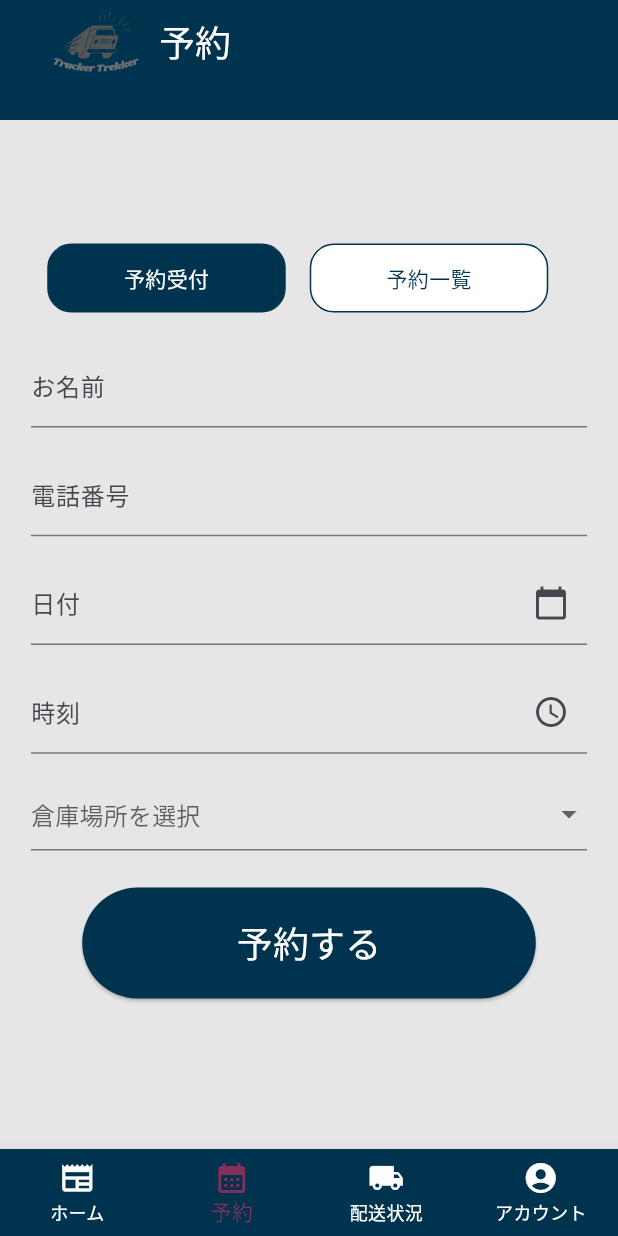
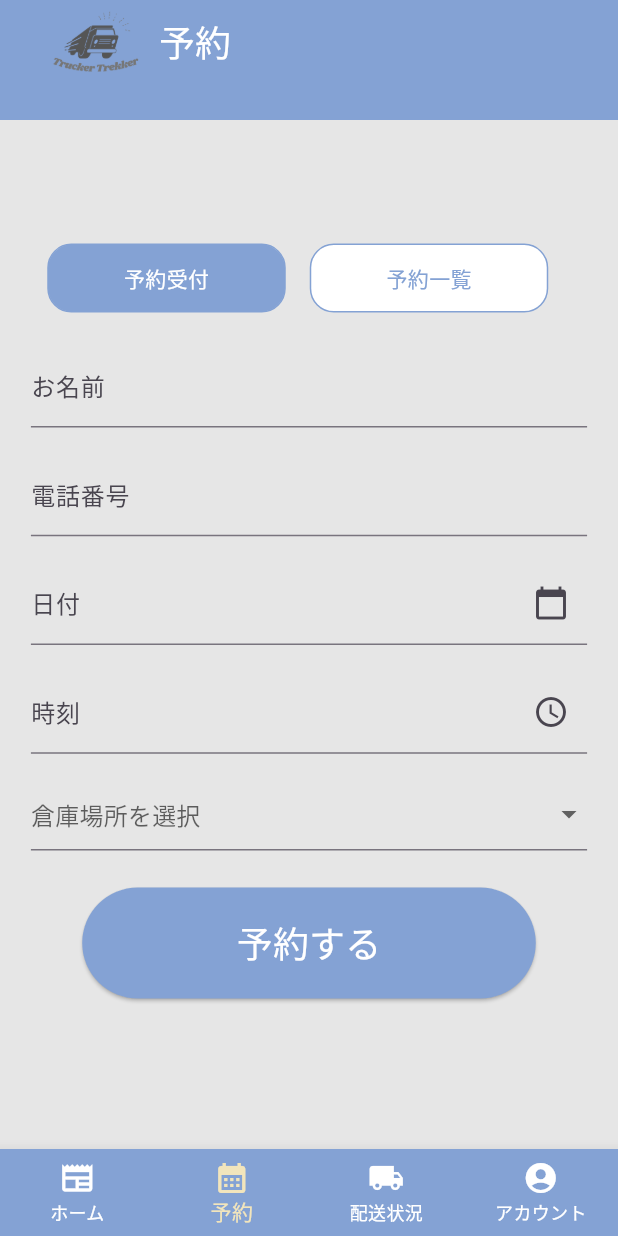
Before and after one commit to IH41jp-ac-hal/TTT, a Flutter app: the MyStatefulWidget screen opened directly, item 2 of the bottom bar chosen, on a phone screen of 412 x 824 dp. Run offline on Flutter 3.47's test engine with Material 3 defaults, Android fonts, the phone set to English and light mode, and no system bars; our stand-ins replace image_picker.

Commit message:
WIP 画面配色変更中

```diff
--- a/lib/screens/EditAccount.dart
+++ b/lib/screens/EditAccount.dart
@@ -46,7 +46,7 @@ class _EditAccountScreenState extends State<EditAccountScreen> {
         preferredSize: Size.fromHeight(80.0), // AppBarの高さをここで指定します
         child: AppBar(
           title: Text('プロフィール編集', style: TextStyle(color: Colors.white)),
-          backgroundColor: Color(0xFF00334d),
+          backgroundColor: Color(0xFF84a2d4),
         ),
       ),
       body: Padding(
@@ -111,7 +111,7 @@ class _EditAccountScreenState extends State<EditAccountScreen> {
               },
               child: Text(
                 '保存',
-                style: TextStyle(color: Color(0xFF00334d)),
+                style: TextStyle(color: Color(0xFF84a2d4)),
               ),
             ),
           ],
--- a/lib/screens/HomePage.dart
+++ b/lib/screens/HomePage.dart
@@ -29,7 +29,7 @@ class HomePageScreen extends StatelessWidget {
 
     return Scaffold(
       appBar: PreferredSize(
-        preferredSize: Size.fromHeight(80.0), // AppBarの高さをここで指定します
+        preferredSize: Size.fromHeight(80.0), // AppBairの高さをここで指定します
         child: AppBar(
           title: Row(
             children: [
@@ -51,7 +51,7 @@ class HomePageScreen extends StatelessWidget {
               ),
             ],
           ),
-          backgroundColor: Color(0xFF00334d),
+          backgroundColor: Color(0xFF84a2d4),
           actions: <Widget>[
             Padding(
               padding: const EdgeInsets.all(16.0),
--- a/lib/screens/Information.dart
+++ b/lib/screens/Information.dart
@@ -88,7 +88,7 @@ class _InformationScreenState extends State<InformationScreen> {
                 ),
               ],
             ),
-            backgroundColor: Color(0xFF00334d),
+            backgroundColor: Color(0xFF84a2d4),
             actions: <Widget>[
               Padding(
                 padding: EdgeInsets.only(
--- a/lib/screens/Reservation.dart
+++ b/lib/screens/Reservation.dart
@@ -76,7 +76,7 @@ class _ReservationScreenState extends State<ReservationScreen> {
               ),
             ],
           ),
-          backgroundColor: Color(0xFF00334d),
+          backgroundColor: Color(0xFF84a2d4),
         ),
       ),
       body: Column(
@@ -96,10 +96,10 @@ class _ReservationScreenState extends State<ReservationScreen> {
                   child: Container(
                     decoration: BoxDecoration(
                       color: _isReservationSelected
-                          ? Color(0xFF00334d)
+                          ? Color(0xFF84a2d4)
                           : Colors.white,
                       borderRadius: BorderRadius.circular(16.0),
-                      border: Border.all(color: Color(0xFF00334d)),
+                      border: Border.all(color: Color(0xFF84a2d4)),
                     ),
                     padding:
                         EdgeInsets.symmetric(vertical: 12.0, horizontal: 50.0),
@@ -108,7 +108,7 @@ class _ReservationScreenState extends State<ReservationScreen> {
                       style: TextStyle(
                         color: _isReservationSelected
                             ? Colors.white
-                            : Color(0xFF00334d),
+                            : Color(0xFF84a2d4),
                       ),
                     ),
                   ),
@@ -123,10 +123,10 @@ class _ReservationScreenState extends State<ReservationScreen> {
                   child: Container(
                     decoration: BoxDecoration(
                       color: !_isReservationSelected
-                          ? Color(0xFF00334d)
+                          ? Color(0xFF84a2d4)
                           : Colors.white,
                       borderRadius: BorderRadius.circular(16.0),
-                      border: Border.all(color: Color(0xFF00334d)),
+                      border: Border.all(color: Color(0xFF84a2d4)),
                     ),
                     padding:
                         EdgeInsets.symmetric(vertical: 12.0, horizontal: 50.0),
@@ -135,7 +135,7 @@ class _ReservationScreenState extends State<ReservationScreen> {
                       style: TextStyle(
                         color: !_isReservationSelected
                             ? Colors.white
-                            : Color(0xFF00334d),
+                            : Color(0xFF84a2d4),
                       ),
                     ),
                   ),
@@ -352,7 +352,7 @@ class _ReservationViewState extends State<ReservationView> {
                 child: ElevatedButton(
                   onPressed: _submitForm,
                   style: ElevatedButton.styleFrom(
-                    backgroundColor: Color(0xFF00334d),
+                    backgroundColor: Color(0xFF84a2d4),
                     padding: EdgeInsets.symmetric(
                       horizontal: MediaQuery.of(context).size.width * 0.25,
                       vertical: getButtonHeight(context) * 0.5,
--- a/lib/screens/account.dart
+++ b/lib/screens/account.dart
@@ -57,7 +57,7 @@ class AccountScreen extends StatelessWidget {
                 ),
               ],
             ),
-            backgroundColor: Color(0xFF00334d),
+            backgroundColor: Color(0xFF84a2d4),
             actions: <Widget>[
               Padding(
                 padding: EdgeInsets.only(
@@ -137,7 +137,7 @@ class AccountScreen extends StatelessWidget {
                   },
                   child: Text(
                     '編集',
-                    style: TextStyle(color: Color(0xFF00334d)),
+                    style: TextStyle(color: Color(0xFF84a2d4)),
                   ),
                 ),
               ],
--- a/lib/src/app.dart
+++ b/lib/src/app.dart
@@ -49,7 +49,7 @@ class _MyStatefulWidgetState extends State<MyStatefulWidget> {
       bottomNavigationBar: BottomNavigationBar(
         currentIndex: _selectedIndex,
         onTap: _onItemTapped,
-        selectedItemColor: Color(0xFF842e5b),
+        selectedItemColor: Color(0xFFf2e5bc),
         unselectedItemColor: Color(0xFFffffff),
         items: const <BottomNavigationBarItem>[
           BottomNavigationBarItem(icon: Icon(Icons.newspaper), label: 'ホーム'),
@@ -61,7 +61,7 @@ class _MyStatefulWidgetState extends State<MyStatefulWidget> {
               icon: Icon(Icons.account_circle), label: 'アカウント'),
         ],
         type: BottomNavigationBarType.fixed,
-        backgroundColor: Color(0xFF00334d),
+        backgroundColor: Color(0xFF84a2d4),
       ),
     );
   }
--- a/lib/user/Sign.dart
+++ b/lib/user/Sign.dart
@@ -45,7 +45,7 @@ class _SignupPageState extends State<SignUpPage> {
             'TruckerTrekker',
             style: TextStyle(color: Colors.white),
           ),
-          backgroundColor: Color(0xFF00334d),
+          backgroundColor: Color(0xFF84a2d4),
         ),
       ),
       body: Center(
@@ -95,7 +95,7 @@ class _SignupPageState extends State<SignUpPage> {
                       onPressed: _signup,
                       child: const Text(
                         'サインイン',
-                        style: TextStyle(color: Color(0xFF00334d)),
+                        style: TextStyle(color: Color(0xFF84a2d4)),
                       ),
                     ),
                   ],
```
Also changed, not shown: lib/user/Login.dart (+5 -5 lines).
